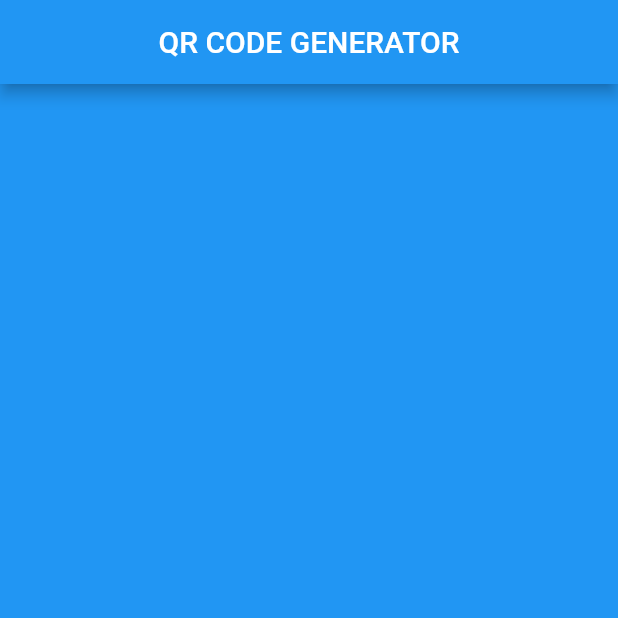
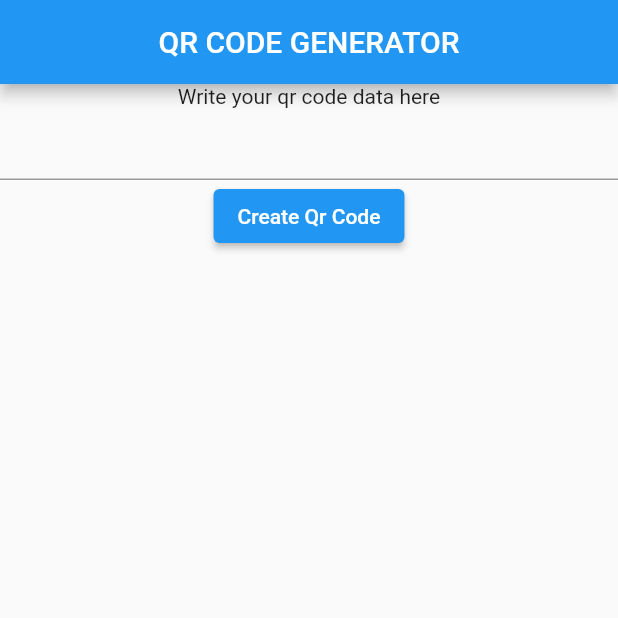
Before and after one commit to EkremKirdemir/Using-Periodic-Timer-in-Flutter, a Flutter app: the screen it shows after launch, on a phone screen of 412 x 824 dp, the top half of it. Run offline on Flutter 3.47's test engine with Material 2 defaults, Android fonts, the phone set to English and light mode, and no system bars; our stand-ins replace qr_flutter.

Commit message:
Update main.dart

```diff
--- a/qrcode/lib/main.dart
+++ b/qrcode/lib/main.dart
@@ -1,5 +1,6 @@
 import 'dart:ui';
 import 'package:flutter/material.dart';
+import 'package:flutter/services.dart';
 import 'dart:async';
 import 'package:qr_flutter/qr_flutter.dart';
 
@@ -12,38 +13,39 @@ class MyApp extends StatelessWidget {
   Widget build(BuildContext context) {
     return MaterialApp(
       title: 'Qrcode',
-      home: AnaEkran(),
+      home: MainScreen(),
     );
   }
 }
 
-class AnaEkran extends StatefulWidget {
-  const AnaEkran({Key? key}) : super(key: key);
+/*class Qr {
+  String qrCode;
+  Qr({required this.qrCode});
+}*/
+
+class MainScreen extends StatefulWidget {
+  const MainScreen({Key? key}) : super(key: key);
 
   @override
-  State<AnaEkran> createState() => _AnaEkranState();
+  State<MainScreen> createState() => _MainScreenState();
 }
 
-class _AnaEkranState extends State<AnaEkran> {
-  int tmr = 0;
-  final img = QrImage(
-    data: 'This is a simple QR code',
-    version: QrVersions.auto,
-    size: 200,
-    backgroundColor: Colors.white,
-    gapless: false,
-  );
+class _MainScreenState extends State<MainScreen> {
+  TextEditingController t1 = TextEditingController();
+
+  /*var rrow = Row(
+    children: [
+      // ignore: prefer_const_constructors
+      TextField(),
+      ElevatedButton(onPressed: null, child: null)
+    ],
+  );*/
+  late String qrCode;
   @override
   void initState() {
     super.initState();
-    Timer.periodic(Duration(milliseconds: 500), (timer) {
-      if (tmr < 61) {
-        setState(() {
-          tmr++;
-        });
-      } else {
-        tmr = 71;
-      }
+    t1.addListener(() {
+      qrCode = t1.text;
     });
   }
 
@@ -54,12 +56,89 @@ class _AnaEkranState extends State<AnaEkran> {
           title: Text('QR CODE GENERATOR'),
           centerTitle: true,
         ),
+        body: Center(
+          child: Column(
+            children: [
+              Text(
+                "Write your qr code data here",
+              ),
+              TextField(
+                controller: t1,
+              ),
+              ElevatedButton(
+                  onPressed: () {
+                    SystemChrome.setEnabledSystemUIMode(
+                        SystemUiMode.immersiveSticky);
+                    Navigator.of(context).push(MaterialPageRoute(
+                        builder: (context) => Screen2(
+                              qrCode: qrCode,
+                            )));
+                  },
+                  child: Text("Create Qr Code"))
+            ],
+          ),
+        )
+        /*body: Center(
+          child: tmr % 2 == 0 ? img : null,
+        )*/
+        );
+  }
+}
+
+class Screen2 extends StatefulWidget {
+  final String qrCode;
+  const Screen2({Key? key, required this.qrCode}) : super(key: key);
+
+  @override
+  State<Screen2> createState() => _Screen2State();
+}
+
+class _Screen2State extends State<Screen2> {
+  int tmr = 0;
+  /*final img = QrImage(
+    data: widget.qrCode,
+    version: QrVersions.auto,
+    size: 200,
+    backgroundColor: Colors.white,
+    gapless: false,
+  );*/
+  @override
+  void initState() {
+    super.initState();
+    Timer.periodic(Duration(milliseconds: 500), (timer) {
+      if (tmr < 61) {
+        setState(() {
+          tmr++;
+        });
+      } else {
+        SystemChrome.setEnabledSystemUIMode(SystemUiMode.manual,
+            overlays: [SystemUiOverlay.top, SystemUiOverlay.bottom]);
+        Navigator.of(context)
+            .push(MaterialPageRoute(builder: (context) => MainScreen()));
+        tmr = 0;
+      }
+    });
+  }
+
+  @override
+  Widget build(BuildContext context) {
+    return Scaffold(
         backgroundColor: Colors.blue,
         body: Center(
-          child: tmr % 2 == 0 ? img : null,
+          child: tmr % 2 == 0
+              ? QrImage(
+                  data: widget.qrCode,
+                  version: QrVersions.auto,
+                  size: 200,
+                  backgroundColor: Colors.white,
+                  gapless: false,
+                )
+              : null,
         ));
   }
 }
+
+
 /*appBar: AppBar(
           title: Text('QR CODE GENERATOR'),
           centerTitle: true,
@@ -83,3 +162,4 @@ class _AnaEkranState extends State<AnaEkran> {
         tmr--;
       });
     })*/
+    //SystemChrome.setEnabledSystemUIMode(SystemUiMode.immersiveSticky);
```
